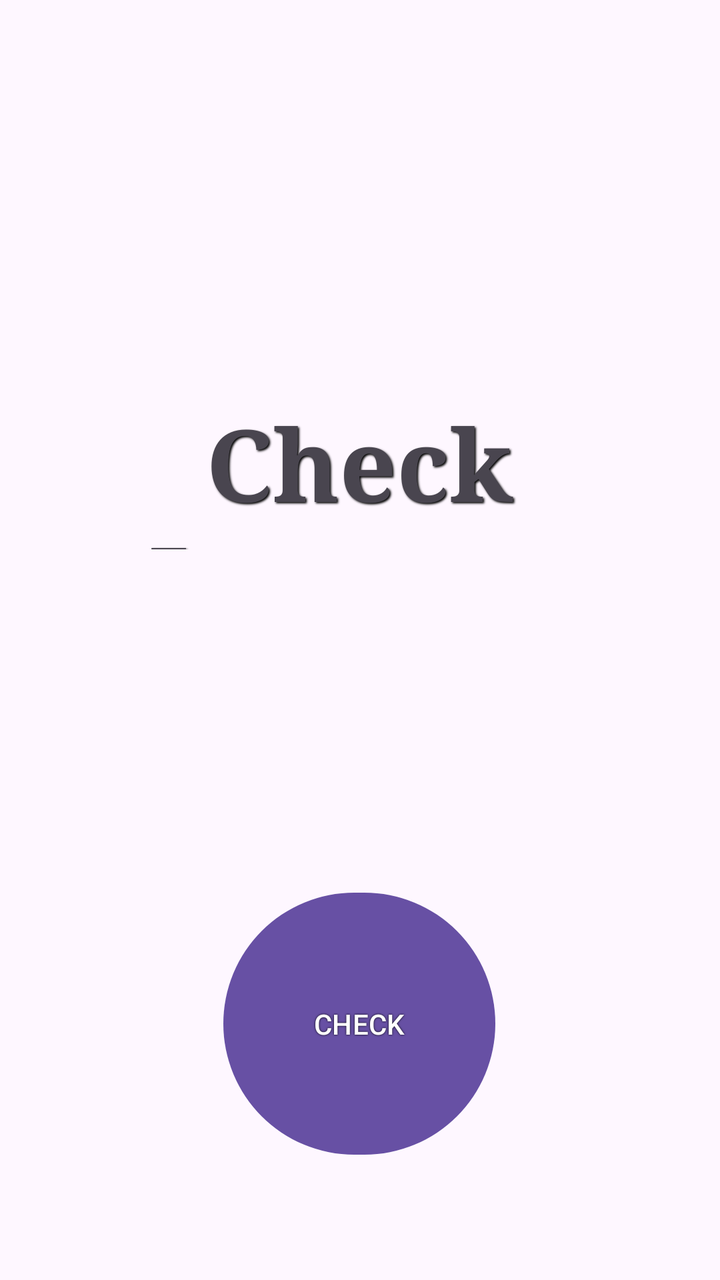
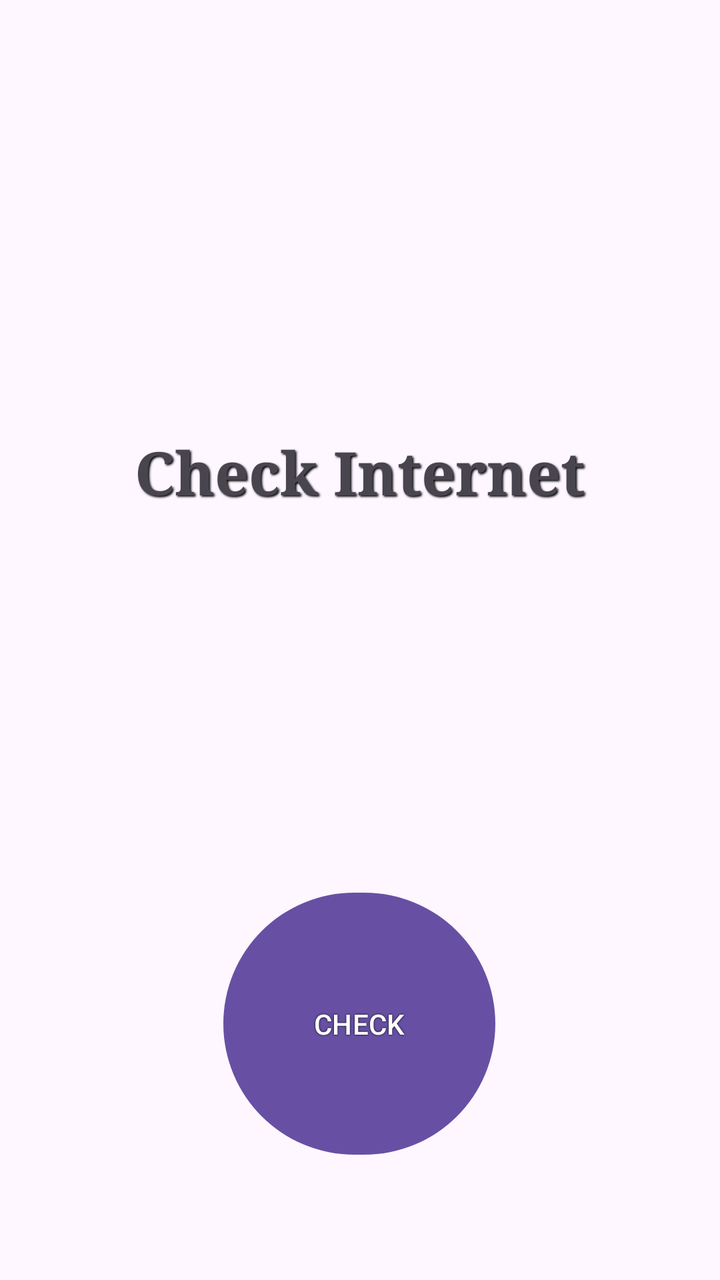

Compare the two renders of this Android layout. The source of the first and the diff that turns it into the second are given below.
<!-- AndroidManifest.xml: application theme Theme.Internet_Check -->
<!-- res/layout/activity_main.xml -->
<?xml version="1.0" encoding="utf-8"?>
<androidx.constraintlayout.widget.ConstraintLayout xmlns:android="http://schemas.android.com/apk/res/android"
    xmlns:app="http://schemas.android.com/apk/res-auto"
    xmlns:tools="http://schemas.android.com/tools"
    android:id="@+id/main"
    android:layout_width="match_parent"
    android:layout_height="match_parent"
    tools:context=".MainActivity">

    <TextView
        android:id="@+id/text"
        android:layout_width="337dp"
        android:layout_height="77dp"
        android:text="Check Internet"
        android:textSize="50sp"
        android:textStyle="bold"
        android:gravity="center"
        android:shadowColor="#000000"
        android:shadowDx="2"
        android:shadowDy="2"
        android:shadowRadius="2"
        app:layout_constraintBottom_toBottomOf="parent"
        app:layout_constraintEnd_toEndOf="parent"
        app:layout_constraintHorizontal_bias="0.496"
        app:layout_constraintStart_toStartOf="parent"
        app:layout_constraintTop_toTopOf="parent"
        android:fontFamily="serif"
        app:layout_constraintVertical_bias="0.351" />

    <Button
        android:id="@+id/button"
        android:layout_width="136dp"
        android:layout_height="139dp"
        android:shadowColor="#000000"
        android:text="CHECK"
        android:textColor="#FFFFFF"
        android:textColorHighlight="#FFFFFF"
        android:textColorHint="#EFEFEF"
        android:textColorLink="#205F23"
        android:shadowRadius="2"
        app:layout_constraintBottom_toBottomOf="parent"
        app:layout_constraintEnd_toEndOf="parent"
        app:layout_constraintHorizontal_bias="0.498"
        app:layout_constraintStart_toStartOf="parent"
        app:layout_constraintTop_toBottomOf="@+id/text"
        app:layout_constraintVertical_bias="0.741"
        app:strokeColor="@color/white" />

</androidx.constraintlayout.widget.ConstraintLayout>
<!-- resources referenced by this layout -->
<resources>
  <color name="white">#FFFFFFFF</color>
  <style name="Theme.Internet_Check" parent="Base.Theme.Internet_Check" />
  <style name="Base.Theme.Internet_Check" parent="Theme.Material3.DayNight.NoActionBar">
          
          
      </style>
</resources>

<!-- the commit's change to res/layout/activity_main.xml (unified diff, before → after) -->
@@ -12,7 +12,7 @@
         android:layout_width="337dp"
         android:layout_height="77dp"
         android:text="Check Internet"
-        android:textSize="50sp"
+        android:textSize="30sp"
         android:textStyle="bold"
         android:gravity="center"
         android:shadowColor="#000000"
